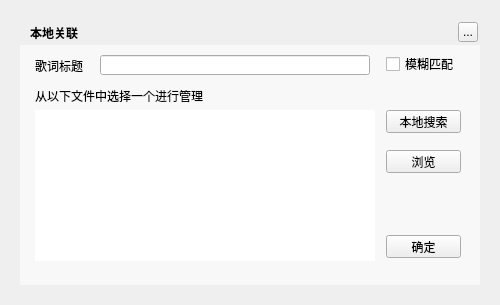
Above: TTKCore/musicUi/musicLrcmanager/musiclrclocallinkwidget.ui from jjzhang166/Musicplayer before the change. Below: the same form after it.
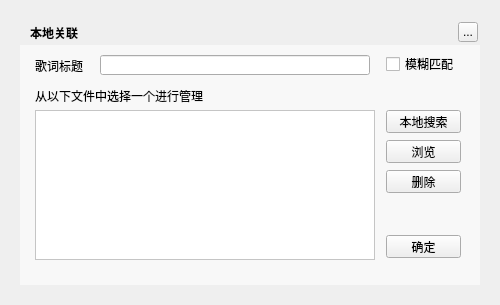
That is the form after the change. Custom widgets are drawn as their Qt base class.

The edit to the form file:
```diff
--- a/TTKCore/musicUi/musicLrcmanager/musiclrclocallinkwidget.ui
+++ b/TTKCore/musicUi/musicLrcmanager/musiclrclocallinkwidget.ui
@@ -11,7 +11,7 @@
    </rect>
   </property>
   <property name="windowTitle">
-   <string>Form</string>
+   <string>本地关联</string>
   </property>
   <widget class="QLabel" name="background">
    <property name="geometry">
@@ -91,13 +91,13 @@
     </rect>
    </property>
   </widget>
-  <widget class="QWidget" name="widget" native="true">
+  <widget class="MusicLrcLocalLinkTableWidget" name="searchedTable">
    <property name="geometry">
     <rect>
      <x>35</x>
      <y>110</y>
      <width>340</width>
-     <height>151</height>
+     <height>150</height>
     </rect>
    </property>
    <property name="styleSheet">
@@ -113,6 +113,9 @@
      <height>23</height>
     </rect>
    </property>
+   <property name="cursor">
+    <cursorShape>PointingHandCursor</cursorShape>
+   </property>
    <property name="text">
     <string>本地搜索</string>
    </property>
@@ -121,11 +124,14 @@
    <property name="geometry">
     <rect>
      <x>386</x>
-     <y>150</y>
+     <y>140</y>
      <width>75</width>
      <height>23</height>
     </rect>
    </property>
+   <property name="cursor">
+    <cursorShape>PointingHandCursor</cursorShape>
+   </property>
    <property name="text">
     <string>浏览</string>
    </property>
@@ -139,6 +145,9 @@
      <height>23</height>
     </rect>
    </property>
+   <property name="cursor">
+    <cursorShape>PointingHandCursor</cursorShape>
+   </property>
    <property name="text">
     <string>确定</string>
    </property>
@@ -169,19 +178,57 @@
     <string>从以下文件中选择一个进行管理</string>
    </property>
   </widget>
+  <widget class="QLabel" name="functionBottomLabel">
+   <property name="geometry">
+    <rect>
+     <x>35</x>
+     <y>110</y>
+     <width>340</width>
+     <height>150</height>
+    </rect>
+   </property>
+   <property name="styleSheet">
+    <string notr="true">background:rgb(255,255,255)</string>
+   </property>
+  </widget>
+  <widget class="QPushButton" name="deleteButton">
+   <property name="geometry">
+    <rect>
+     <x>386</x>
+     <y>170</y>
+     <width>75</width>
+     <height>23</height>
+    </rect>
+   </property>
+   <property name="cursor">
+    <cursorShape>PointingHandCursor</cursorShape>
+   </property>
+   <property name="text">
+    <string>删除</string>
+   </property>
+  </widget>
   <zorder>background</zorder>
   <zorder>backgroundMask</zorder>
   <zorder>topTitleName</zorder>
   <zorder>topTitleCloseButton</zorder>
   <zorder>label</zorder>
   <zorder>titleEdit</zorder>
-  <zorder>widget</zorder>
   <zorder>localSearchButton</zorder>
   <zorder>previewButton</zorder>
   <zorder>commitButton</zorder>
   <zorder>fuzzyButton</zorder>
   <zorder>label_2</zorder>
+  <zorder>functionBottomLabel</zorder>
+  <zorder>searchedTable</zorder>
+  <zorder>deleteButton</zorder>
  </widget>
+ <customwidgets>
+  <customwidget>
+   <class>MusicLrcLocalLinkTableWidget</class>
+   <extends>QTableWidget</extends>
+   <header>musiclrclocallinkwidget.h</header>
+  </customwidget>
+ </customwidgets>
  <resources/>
  <connections/>
 </ui>
```
